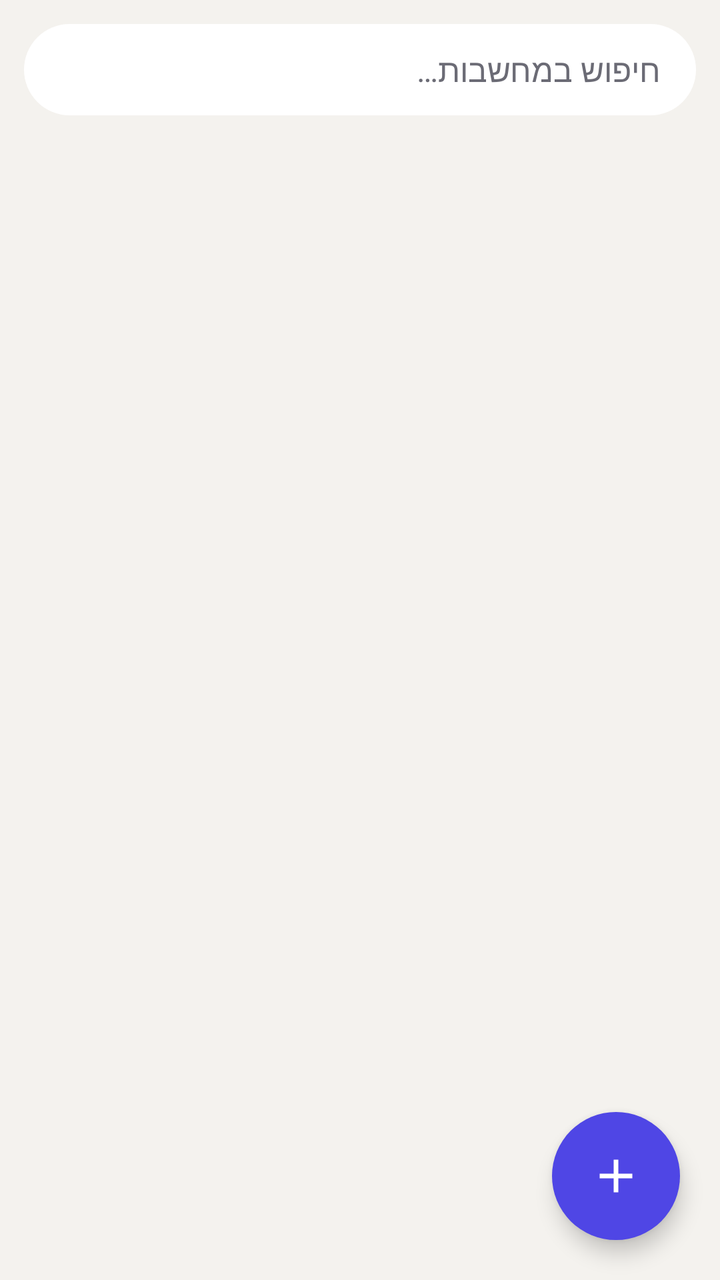
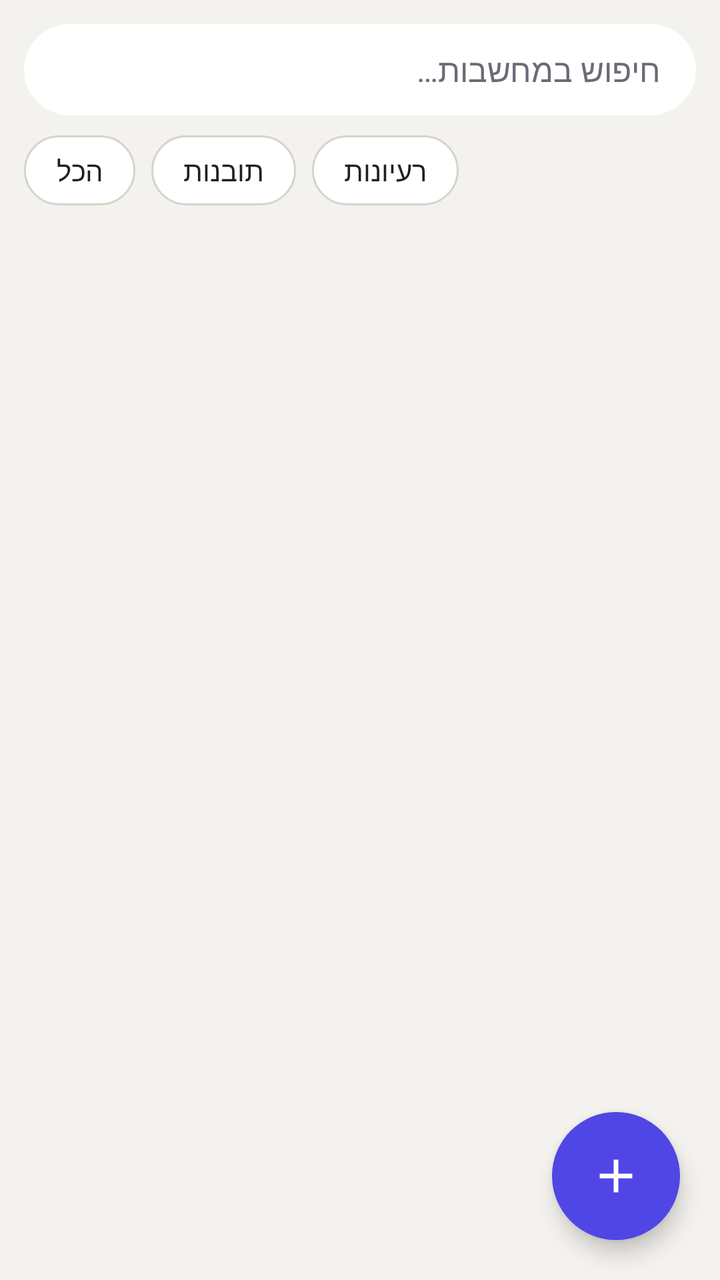

Two renders of the same Android screen: before a commit and after it. Below are the layout's source before the change and the commit's diff.
<!-- AndroidManifest.xml: application theme AppTheme -->
<!-- res/layout/activity_main.xml -->
<?xml version="1.0" encoding="utf-8"?>
<FrameLayout xmlns:android="http://schemas.android.com/apk/res/android"
    android:layout_width="match_parent"
    android:layout_height="match_parent"
    android:background="@color/bg">

    <LinearLayout
        android:layout_width="match_parent"
        android:layout_height="match_parent"
        android:orientation="vertical">

        <EditText
            android:id="@+id/search"
            android:layout_width="match_parent"
            android:layout_height="wrap_content"
            android:layout_margin="12dp"
            android:background="@drawable/bg_search"
            android:hint="@string/search_hint"
            android:imeOptions="actionSearch"
            android:importantForAutofill="no"
            android:inputType="text"
            android:paddingHorizontal="18dp"
            android:paddingVertical="12dp"
            android:textColor="@color/text_primary"
            android:textColorHint="@color/text_secondary"
            android:textSize="16sp" />

        <ListView
            android:id="@+id/list"
            android:layout_width="match_parent"
            android:layout_height="0dp"
            android:layout_weight="1"
            android:clipToPadding="false"
            android:divider="@null"
            android:dividerHeight="0dp"
            android:paddingHorizontal="12dp"
            android:paddingBottom="96dp" />

        <TextView
            android:id="@+id/empty"
            android:layout_width="match_parent"
            android:layout_height="0dp"
            android:layout_weight="1"
            android:gravity="center"
            android:padding="32dp"
            android:text="@string/empty_list"
            android:textColor="@color/text_secondary"
            android:textSize="16sp"
            android:visibility="gone" />
    </LinearLayout>

    <ImageButton
        android:id="@+id/add"
        android:layout_width="64dp"
        android:layout_height="64dp"
        android:layout_gravity="bottom|end"
        android:layout_margin="20dp"
        android:background="@drawable/bg_fab"
        android:contentDescription="@string/add_desc"
        android:elevation="6dp"
        android:src="@drawable/ic_add" />
</FrameLayout>
<!-- resources referenced by this layout -->
<resources>
  <color name="bg">#F4F2EE</color>
  <color name="text_primary">#1F1F24</color>
  <color name="text_secondary">#6B6B75</color>
  <!-- drawable bg_fab (drawable) -->
  <?xml version="1.0" encoding="utf-8"?>
  <shape xmlns:android="http://schemas.android.com/apk/res/android" android:shape="oval">
      <solid android:color="@color/accent" />
  </shape>
  <!-- drawable bg_search (drawable) -->
  <?xml version="1.0" encoding="utf-8"?>
  <shape xmlns:android="http://schemas.android.com/apk/res/android" android:shape="rectangle">
      <corners android:radius="24dp" />
      <solid android:color="@color/card" />
  </shape>
  <!-- drawable ic_add (drawable) -->
  <?xml version="1.0" encoding="utf-8"?>
  <vector xmlns:android="http://schemas.android.com/apk/res/android"
      android:width="28dp"
      android:height="28dp"
      android:viewportWidth="24"
      android:viewportHeight="24">
      <path
          android:fillColor="#FFFFFF"
          android:pathData="M19,13h-6v6h-2v-6H5v-2h6V5h2v6h6v2z" />
  </vector>
  <string name="add_desc">הוסף מחשבה</string>
  <string name="empty_list">עוד אין כאן מחשבות.\nלחץ על + כדי להוסיף את הראשונה.</string>
  <string name="search_hint">חיפוש במחשבות…</string>
  <style name="AppTheme" parent="android:Theme.Material.Light.DarkActionBar">
          <item name="android:colorPrimary">@color/primary</item>
          <item name="android:colorPrimaryDark">@color/primary_dark</item>
          <item name="android:colorAccent">@color/accent</item>
          <item name="android:statusBarColor">@color/primary_dark</item>
          <item name="android:windowBackground">@color/bg</item>
      </style>
  <color name="accent">#4F46E5</color>
  <color name="card">#FFFFFF</color>
  <color name="primary">#3730A3</color>
  <color name="primary_dark">#312E81</color>
</resources>

<!-- the commit's change to res/layout/activity_main.xml (unified diff, before → after) -->
@@ -13,7 +13,8 @@
             android:id="@+id/search"
             android:layout_width="match_parent"
             android:layout_height="wrap_content"
-            android:layout_margin="12dp"
+            android:layout_marginHorizontal="12dp"
+            android:layout_marginTop="12dp"
             android:background="@drawable/bg_search"
             android:hint="@string/search_hint"
             android:imeOptions="actionSearch"
@@ -24,6 +25,29 @@
             android:textColor="@color/text_primary"
             android:textColorHint="@color/text_secondary"
             android:textSize="16sp" />
+
+        <LinearLayout
+            android:layout_width="match_parent"
+            android:layout_height="wrap_content"
+            android:orientation="horizontal"
+            android:paddingHorizontal="12dp"
+            android:paddingVertical="10dp">
+
+            <TextView
+                android:id="@+id/tab_all"
+                style="@style/Chip"
+                android:text="@string/tab_all" />
+
+            <TextView
+                android:id="@+id/tab_insights"
+                style="@style/Chip"
+                android:text="@string/tab_insights" />
+
+            <TextView
+                android:id="@+id/tab_ideas"
+                style="@style/Chip"
+                android:text="@string/tab_ideas" />
+        </LinearLayout>
 
         <ListView
             android:id="@+id/list"
<!-- resource entries referenced after the edit -->
@@ -25,9 +25,26 @@
           android:fillColor="#FFFFFF"
           android:pathData="M19,13h-6v6h-2v-6H5v-2h6V5h2v6h6v2z" />
   </vector>
-  <string name="add_desc">הוסף מחשבה</string>
-  <string name="empty_list">עוד אין כאן מחשבות.\nלחץ על + כדי להוסיף את הראשונה.</string>
+  <string name="add_desc">הוספת מחשבה</string>
+  <string name="empty_list">עוד אין כאן מחשבות.\nלחצי על + כדי להוסיף.</string>
   <string name="search_hint">חיפוש במחשבות…</string>
+  <string name="tab_all">הכל</string>
+  <string name="tab_ideas">רעיונות</string>
+  <string name="tab_insights">תובנות</string>
+  <style name="Chip">
+          <item name="android:layout_width">wrap_content</item>
+          <item name="android:layout_height">wrap_content</item>
+          <item name="android:layout_marginEnd">8dp</item>
+          <item name="android:background">@drawable/bg_chip</item>
+          <item name="android:textColor">@color/chip_text</item>
+          <item name="android:paddingStart">16dp</item>
+          <item name="android:paddingEnd">16dp</item>
+          <item name="android:paddingTop">8dp</item>
+          <item name="android:paddingBottom">8dp</item>
+          <item name="android:textSize">14sp</item>
+          <item name="android:clickable">true</item>
+          <item name="android:focusable">true</item>
+      </style>
   <style name="AppTheme" parent="android:Theme.Material.Light.DarkActionBar">
           <item name="android:colorPrimary">@color/primary</item>
           <item name="android:colorPrimaryDark">@color/primary_dark</item>
@@ -37,7 +54,25 @@
       </style>
   <color name="accent">#4F46E5</color>
   <color name="card">#FFFFFF</color>
+  <!-- drawable bg_chip (drawable) -->
+  <?xml version="1.0" encoding="utf-8"?>
+  <selector xmlns:android="http://schemas.android.com/apk/res/android">
+      <item android:state_selected="true">
+          <shape android:shape="rectangle">
+              <corners android:radius="18dp" />
+              <solid android:color="@color/accent" />
+          </shape>
+      </item>
+      <item>
+          <shape android:shape="rectangle">
+              <corners android:radius="18dp" />
+              <solid android:color="@color/card" />
+              <stroke android:width="1dp" android:color="@color/chip_stroke" />
+          </shape>
+      </item>
+  </selector>
   <color name="primary">#3730A3</color>
   <color name="primary_dark">#312E81</color>
+  <color name="chip_stroke">#D6D3CC</color>
 </resources>
 
